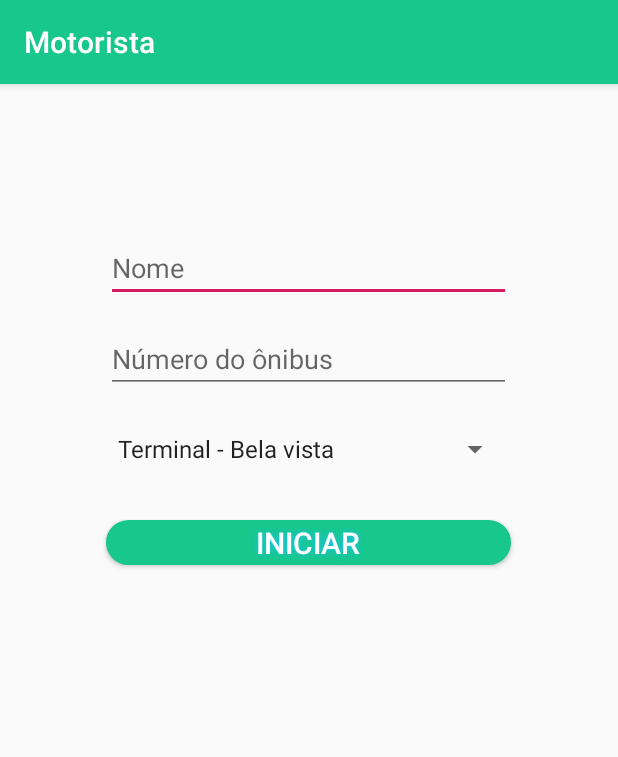
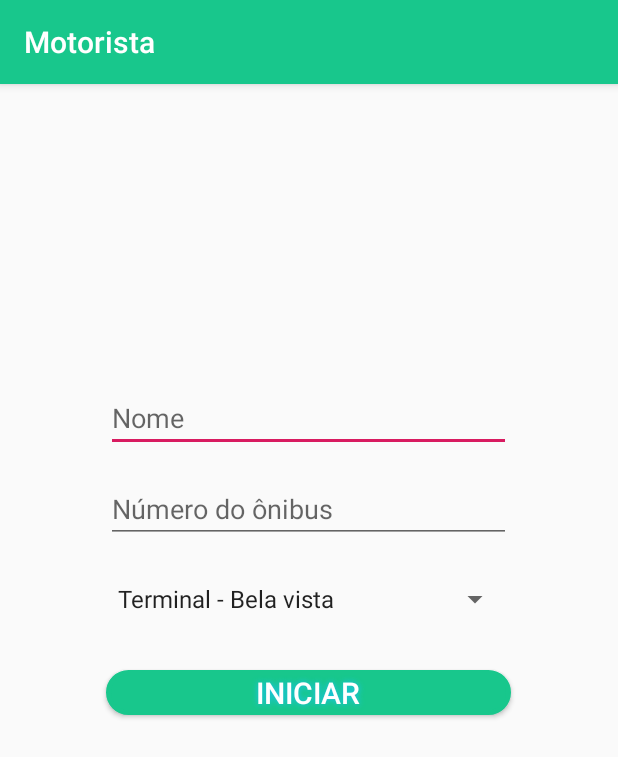
Before and after one commit to equipe-buson/ProjetoPI, an Android app: the test screen opened directly, with no data from a screen before it, on a phone screen of 412 x 824 dp. Shown: the top 757 px of the screen. Run offline under Robolectric (Android 15) with nearby library versions, the phone set to English and light mode, and no system bars; our stand-ins replace Firebase (no records; nobody signed in at launch, a user with empty details on screens opened directly).

```diff
--- a/app/src/main/res/layout/activity_test.xml
+++ b/app/src/main/res/layout/activity_test.xml
@@ -13,7 +13,7 @@
         android:layout_height="wrap_content"
         android:layout_gravity="center"
         android:inputType="textPersonName"
-        android:layout_marginTop="100dp"
+        android:layout_marginTop="200dp"
         android:hint="Nome"/>
 
     <EditText
--- a/app/src/main/res/values/colors.xml
+++ b/app/src/main/res/values/colors.xml
@@ -1,6 +1,6 @@
 <?xml version="1.0" encoding="utf-8"?>
 <resources>
-    <color name="colorPrimary">#18c78c</color>
-    <color name="colorPrimaryDark">#00574B</color>
+    <color name="colorPrimary">#18C78C</color>
+    <color name="colorPrimaryDark">#18C78C</color>
     <color name="colorAccent">#D81B60</color>
 </resources>
--- a/app/src/main/res/values/styles.xml
+++ b/app/src/main/res/values/styles.xml
@@ -4,7 +4,7 @@
     <style name="AppTheme" parent="Theme.AppCompat.Light.DarkActionBar">
         <!-- Customize your theme here. -->
         <item name="colorPrimary">@color/colorPrimary</item>
-        <item name="colorPrimaryDark">@color/colorPrimary</item>
+        <item name="colorPrimaryDark">@color/colorPrimaryDark</item>
         <item name="colorAccent">@color/colorAccent</item>
     </style>
 
```
Also changed, not shown: app/src/main/java/com/example/myapplication/MainActivity.java (+11 -7 lines).
